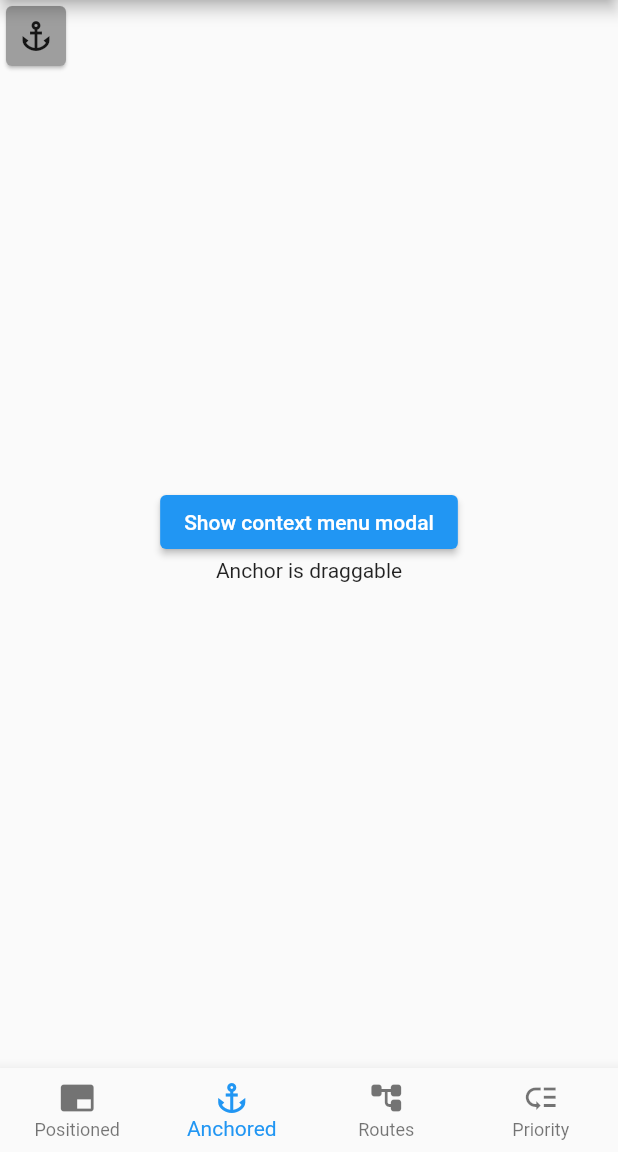
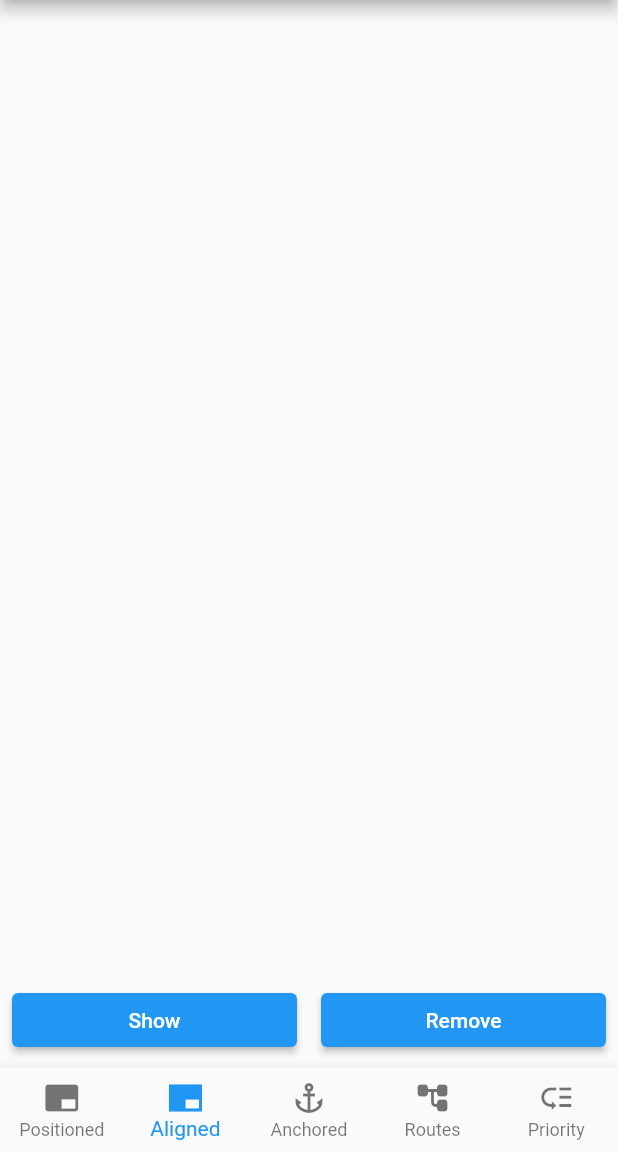
Before and after one commit to KlausJokisuo/modals, a Flutter app: the screen it shows after launch, item 2 of the bottom bar chosen, on a phone screen of 412 x 824 dp, the part 84-1236 px from its top. Run offline on Flutter 3.47's test engine with Material 2 defaults, Android fonts, the phone set to English and light mode, and no system bars.

Commit message:
Add aligned example

```diff
--- a/example/lib/main.dart
+++ b/example/lib/main.dart
@@ -1,9 +1,11 @@
-import 'package:example/pages/anchor_page.dart';
-import 'package:example/pages/positioned_page.dart';
-import 'package:example/pages/priority_page.dart';
-import 'package:example/pages/routes_page.dart';
 import 'package:flutter/material.dart';
 import 'package:modals/modals.dart';
+
+import 'pages/aligned_page.dart';
+import 'pages/anchor_page.dart';
+import 'pages/positioned_page.dart';
+import 'pages/priority_page.dart';
+import 'pages/routes_page.dart';
 
 void main() {
   runApp(const MyApp());
@@ -36,9 +38,10 @@ class _HomeState extends State<_Home> {
   int _currentPage = 0;
   static const _pages = [
     PositionedPage(),
+    AlignedPage(),
     AnchorPage(),
     RoutesPage(),
-    PriorityPage()
+    PriorityPage(),
   ];
 
   @override
@@ -55,6 +58,10 @@ class _HomeState extends State<_Home> {
           BottomNavigationBarItem(
             icon: Icon(Icons.branding_watermark),
             label: 'Positioned',
+          ),
+          BottomNavigationBarItem(
+            icon: Icon(Icons.branding_watermark_sharp),
+            label: 'Aligned',
           ),
           BottomNavigationBarItem(
             icon: Icon(Icons.anchor),
--- /dev/null
+++ b/example/lib/pages/aligned_page.dart
@@ -0,0 +1,59 @@
+import 'package:flutter/material.dart';
+import 'package:modals/modals.dart';
+
+class AlignedPage extends StatelessWidget {
+  const AlignedPage({Key? key}) : super(key: key);
+
+  @override
+  Widget build(BuildContext context) {
+    return Column(
+      children: [
+        const Spacer(),
+        Center(
+          child: Row(
+            children: [
+              Expanded(
+                child: Padding(
+                  padding: const EdgeInsets.all(8.0),
+                  child: ElevatedButton(
+                    onPressed: () {
+                      showModal(ModalEntry.aligned(context,
+                          tag: 'alignedModalTag',
+                          alignment: Alignment.center,
+                          child: Material(
+                            color: Colors.transparent,
+                            child: Column(
+                              mainAxisSize: MainAxisSize.min,
+                              children: [
+                                Container(
+                                  color: Colors.red,
+                                  width: 25,
+                                  height: 25,
+                                ),
+                                Text(Alignment.center.toString())
+                              ],
+                            ),
+                          )));
+                    },
+                    child: const Text('Show'),
+                  ),
+                ),
+              ),
+              Expanded(
+                child: Padding(
+                  padding: const EdgeInsets.all(8.0),
+                  child: ElevatedButton(
+                    onPressed: () {
+                      removeModal('alignedModalTag');
+                    },
+                    child: const Text('Remove'),
+                  ),
+                ),
+              ),
+            ],
+          ),
+        ),
+      ],
+    );
+  }
+}
```
